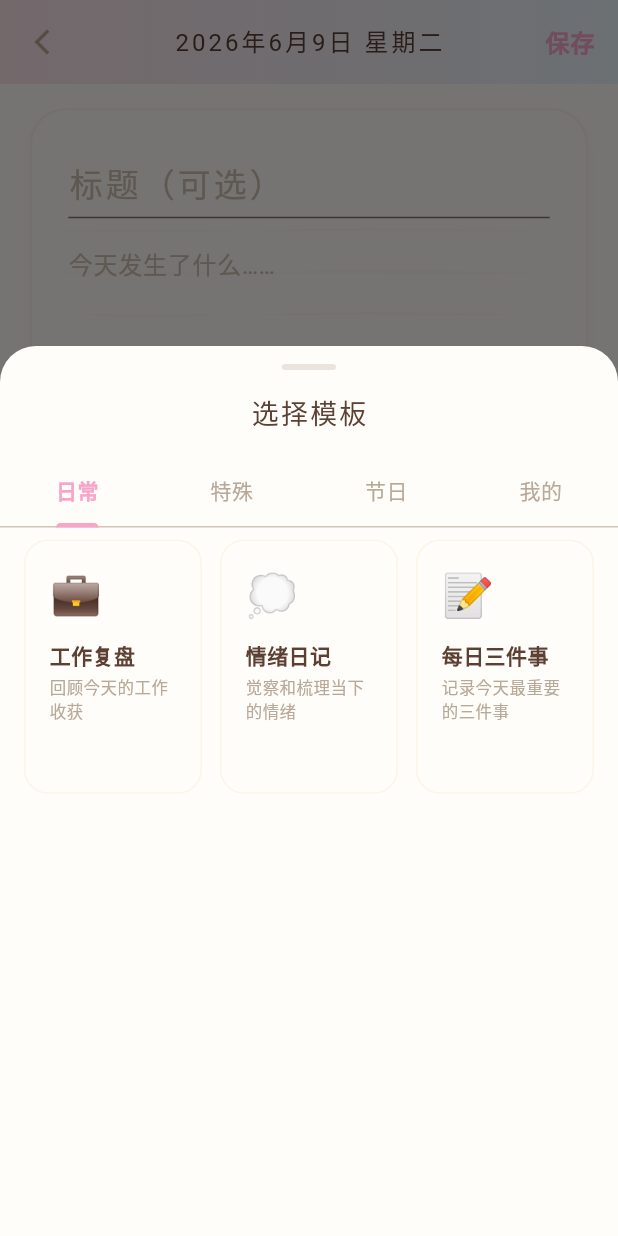
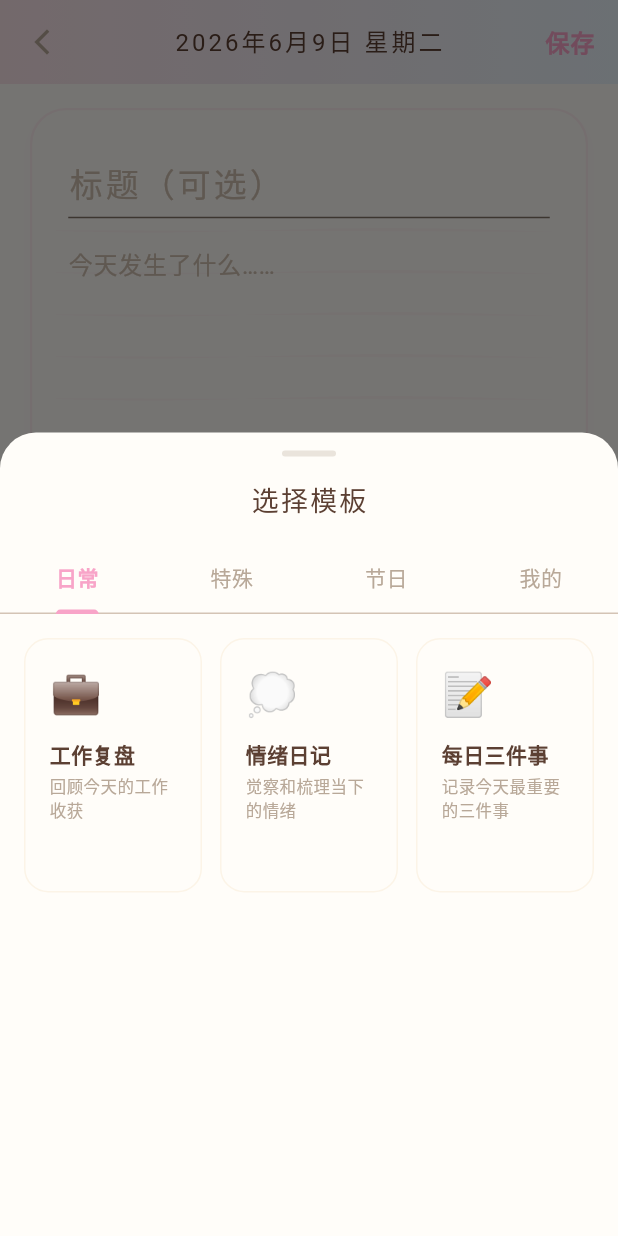
Before and after one commit to rainwind0408/diary_app, a Flutter app: the DiaryWriteScreen screen opened directly, on a phone screen of 412 x 824 dp. Run offline on Flutter 3.47's test engine with Material 3 defaults, Android fonts, the phone set to English and light mode, and no system bars; our stand-ins replace audioplayers, fl_chart, flutter_local_notifications, flutter_markdown, geolocator, image_picker and 5 more; missing offline and left inert: file_selector, record; accounts and stored records are empty; Roboto replaces fonts that are missing (MaShanZheng, ZCOOLXiaoWei).

Commit message:
Revert "fix: 模板选择器底部溢出修复，高度从65%调整为72%"
This reverts commit c7c3e29612ce9f9c3863bf7d6e97af2be6f9d338.

```diff
--- a/lib/features/templates/widgets/template_selector.dart
+++ b/lib/features/templates/widgets/template_selector.dart
@@ -60,7 +60,7 @@ class _TemplateSelectorState extends State<TemplateSelector>
     final provider = context.watch<TemplateProvider>();
 
     return Container(
-      height: MediaQuery.of(context).size.height * 0.72,
+      height: MediaQuery.of(context).size.height * 0.65,
       decoration: BoxDecoration(
         color: bgColor,
         borderRadius: const BorderRadius.vertical(top: Radius.circular(24)),
@@ -143,7 +143,7 @@ class _TemplateSelectorState extends State<TemplateSelector>
                 }
 
                 return GridView.builder(
-                  padding: const EdgeInsets.fromLTRB(16, 8, 16, 24),
+                  padding: const EdgeInsets.all(16),
                   gridDelegate: const SliverGridDelegateWithFixedCrossAxisCount(
                     crossAxisCount: 3,
                     mainAxisSpacing: 12,
```
